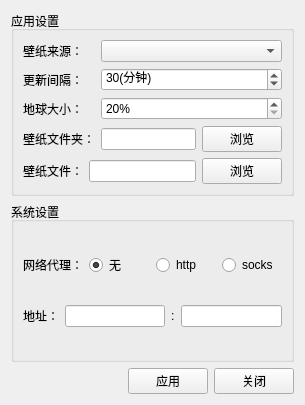
First picture: the form in earth-wallpaper/ui/config.ui, repository Pylogmon/earth_wallpaper, before the edit.
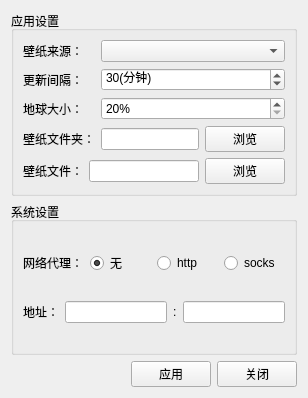
Second picture: the form after the edit.

```diff
--- a/earth-wallpaper/ui/config.ui
+++ b/earth-wallpaper/ui/config.ui
@@ -6,8 +6,8 @@
    <rect>
     <x>0</x>
     <y>0</y>
-    <width>305</width>
-    <height>405</height>
+    <width>308</width>
+    <height>398</height>
    </rect>
   </property>
   <property name="windowTitle">
```
Left out of the diff: 4 changed lines with no effect on the pictures.
